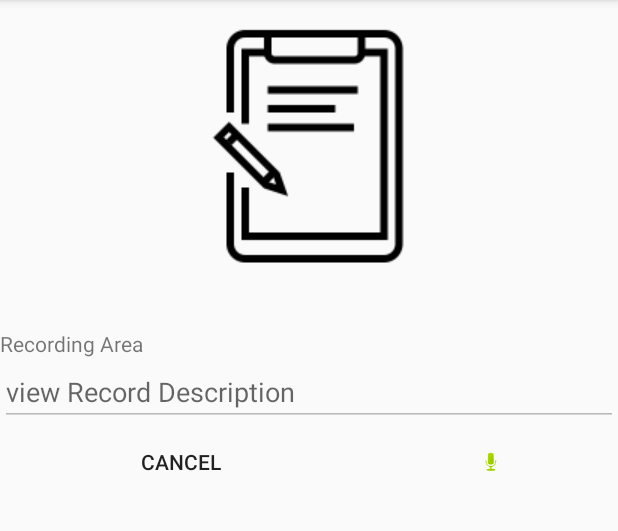
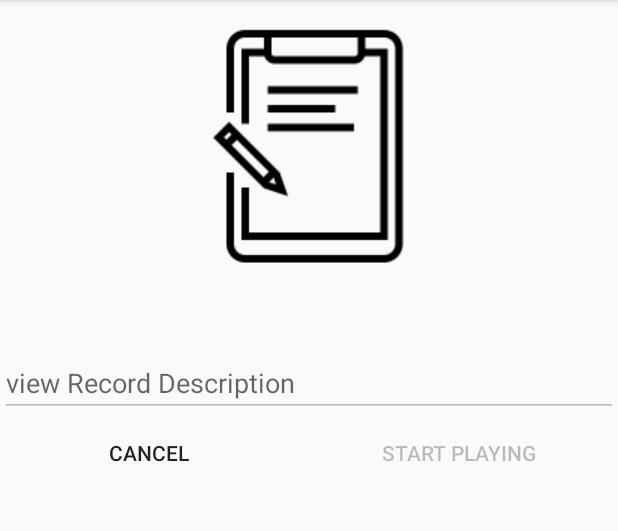
Before and after one commit to ansonmak3143/300CEM_ASSIGNMENT, an Android app: the fragment ViewOrderDetailsFragment shown on its own in the app's theme, on a phone screen of 412 x 824 dp, the part 84-615 px from its top. Run offline under Robolectric (Android 15) with nearby library versions, the phone set to English and light mode, and no system bars.

Commit message:
update and change UI for project needs
Signed-off-by: Mak Wing Hong <ansonmak3143@gmail.com>

```diff
--- a/app/src/main/res/layout/fragment_vieworderdetails.xml
+++ b/app/src/main/res/layout/fragment_vieworderdetails.xml
@@ -27,30 +27,15 @@
                 android:id="@+id/viewRecordTitleTxt"
                 android:layout_width="wrap_content"
                 android:layout_height="wrap_content"
-                android:layout_weight="2" />
+                android:layout_weight="2"
+                android:textSize="24sp" />
 
             <TextView
                 android:id="@+id/viewRecordDateTxt"
                 android:layout_width="wrap_content"
                 android:layout_height="wrap_content"
-                android:layout_weight="1" />
-        </LinearLayout>
-
-        <LinearLayout
-            android:layout_width="match_parent"
-            android:layout_height="wrap_content"
-            android:orientation="horizontal">
-
-            <TextView
-                android:id="@+id/viewRecordAreaTxt"
-                android:layout_width="wrap_content"
-                android:layout_height="wrap_content"
-                android:text="@string/record_area" />
-
-            <TextView
-                android:id="@+id/viewRecordAreaETxt"
-                android:layout_width="wrap_content"
-                android:layout_height="wrap_content" />
+                android:layout_weight="1"
+                android:textSize="24sp" />
         </LinearLayout>
 
         <EditText
@@ -77,14 +62,14 @@
                 android:background="?android:attr/selectableItemBackground"
                 android:text="@android:string/cancel" />
 
-            <ImageButton
-                android:id="@+id/viewRecordAudioBtn"
+            <Button
+                android:id="@+id/recordPlayAudioBtn"
                 android:layout_width="wrap_content"
-                android:layout_height="match_parent"
+                android:layout_height="wrap_content"
                 android:layout_weight="1"
                 android:background="?android:attr/selectableItemBackground"
-                android:contentDescription="@string/view_record_audio_btn"
-                android:src="@android:drawable/presence_audio_online" />
+                android:enabled="false"
+                android:text="@string/start_playing" />
 
         </LinearLayout>
 
```
Also changed, not shown: app/src/main/res/layout/fragment_order.xml (+7 -5 lines), app/src/main/res/layout/vieworder_list_item.xml (+4 -19 lines).
